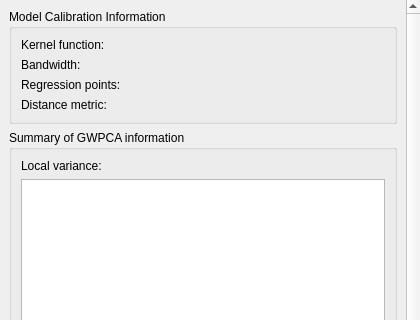
The window that PropertyPanelTabs/gwmpropertygwpcatab.ui (GWmodel-Lab/GWmodelS) describes before a commit, drawn with Qt 5; both pictures show x 0 to 420 and y 0 to 320 of the 420 by 613 pixel window.
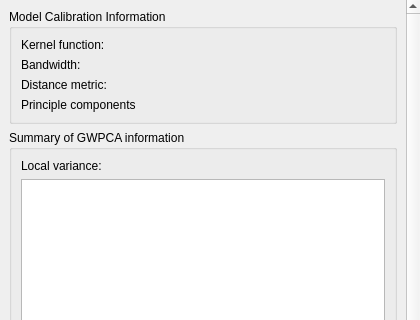
The same window after the commit.

Commit message: 修改：结果显示界面

```diff
--- a/PropertyPanelTabs/gwmpropertygwpcatab.ui
+++ b/PropertyPanelTabs/gwmpropertygwpcatab.ui
@@ -47,9 +47,9 @@
       <property name="geometry">
        <rect>
         <x>0</x>
-        <y>-40</y>
-        <width>399</width>
-        <height>653</height>
+        <y>0</y>
+        <width>406</width>
+        <height>651</height>
        </rect>
       </property>
       <layout class="QVBoxLayout" name="verticalLayout">
@@ -94,33 +94,33 @@
            </widget>
           </item>
           <item row="2" column="0">
-           <widget class="QLabel" name="label_5">
-            <property name="text">
-             <string>Regression points:</string>
-            </property>
-           </widget>
-          </item>
-          <item row="2" column="1">
-           <widget class="QLabel" name="lblRegressionPoints">
-            <property name="text">
-             <string/>
-            </property>
-           </widget>
-          </item>
-          <item row="3" column="0">
            <widget class="QLabel" name="label_7">
             <property name="text">
              <string>Distance metric:</string>
             </property>
            </widget>
           </item>
-          <item row="3" column="1">
+          <item row="2" column="1">
            <widget class="QLabel" name="lblDistanceMetric">
             <property name="text">
              <string/>
             </property>
            </widget>
           </item>
+          <item row="3" column="0">
+           <widget class="QLabel" name="label_4">
+            <property name="text">
+             <string>Principle components</string>
+            </property>
+           </widget>
+          </item>
+          <item row="3" column="1">
+           <widget class="QLabel" name="lblPCCount">
+            <property name="text">
+             <string/>
+            </property>
+           </widget>
+          </item>
          </layout>
         </widget>
        </item>
```
The commit also changes 4 other files.
